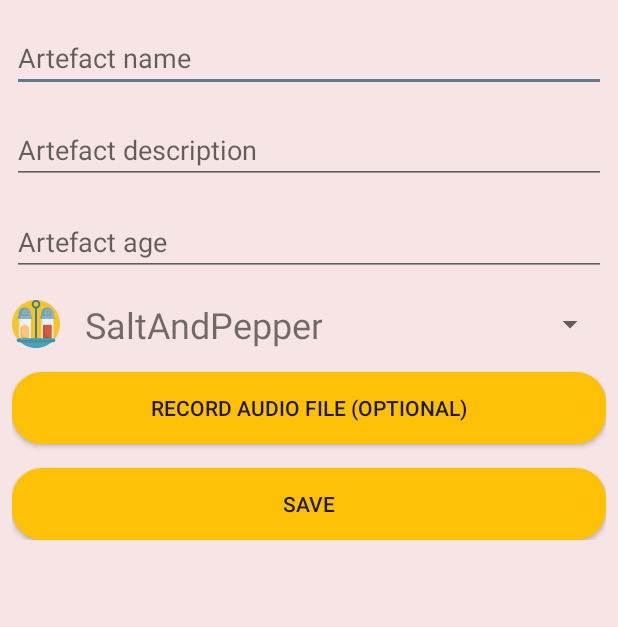
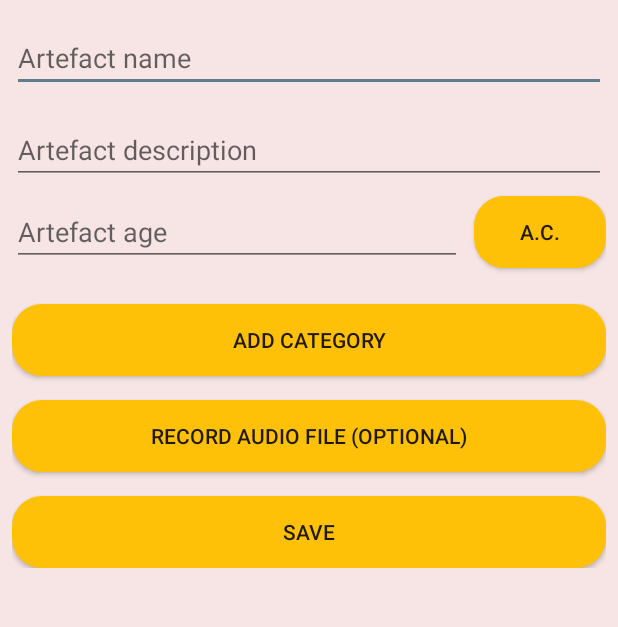
Before and after one commit to CivitasHaw/Civitas, an Android app: the NewArtefactFragment screen opened directly, with no data from a screen before it, in the side drawer, after a tap on "Artefacts", on a phone screen of 412 x 824 dp, the part 390-1017 px from its top. Run offline under Robolectric (Android 15) with nearby library versions, the phone set to English and light mode, and no system bars; libraries missing offline, so code that uses them is left out: com.backendless, com.backendless.async, com.backendless.exceptions, com.backendless.files, com.backendless.geo; 7 statements that could not run were skipped.

Commit message:
catch annoDomini property within newArtefactFragment

```diff
--- a/app/src/main/java/com/example/tim/romaniitedomum/artefact/NewArtefactFragment.java
+++ b/app/src/main/java/com/example/tim/romaniitedomum/artefact/NewArtefactFragment.java
@@ -42,6 +42,7 @@
 import com.example.tim.romaniitedomum.ApplicationClass;
 import com.example.tim.romaniitedomum.R;
 import com.example.tim.romaniitedomum.Util.ArtefactImageBitmap;
+import com.example.tim.romaniitedomum.Util.BcAc;
 import com.example.tim.romaniitedomum.Util.UserScreen;
 import com.example.tim.romaniitedomum.Util.Util;
 import com.example.tim.romaniitedomum.map.MapActivity;
@@ -81,7 +82,7 @@
 
     private ImageView ivNewArtefact;
     private EditText etNewArtefactName, etNewArtefactDescription, etNewArtefactDate;
-    private Button btnNewArtefactSave, btnAddCategory, btnAudio;
+    private Button btnNewArtefactSave, btnAddCategory, btnAudio, btnAnnoDomini;
     private ImageButton btnTakeFotoFromCamera, btnTakeFotoFromGallery;
 
     private LinearLayout audioLayout;
@@ -107,6 +108,7 @@
 
     private String imageFileName = "";
     private String audioFileName = "";
+    private BcAc annoDomini;
 
     private boolean isImageSelected = false;
 
@@ -131,6 +133,20 @@
             @Override
             public void onNothingSelected(AdapterView<?> parent) {
 
+            }
+        });
+
+        btnAnnoDomini.setOnClickListener(new View.OnClickListener() {
+            @Override
+            public void onClick(View v) {
+                if (annoDomini == BcAc.BEFORE_CHRIST) {
+                    annoDomini = BcAc.AFTER_CHRIST;
+                    btnAnnoDomini.setText("A.C.");
+                } else {
+                    annoDomini = BcAc.BEFORE_CHRIST;
+                    btnAnnoDomini.setText("B.C.");
+                }
+                Log.d(TAG, "onClick: anno domini: " + annoDomini);
             }
         });
 
@@ -293,6 +309,7 @@
             mArtefact.setArtefactName(artefactName);
             mArtefact.setArtefactDescription(artefactDescription);
             mArtefact.setArtefactAge(artefactDate);
+            mArtefact.setAnnoDomini(annoDomini.toString());
             mArtefact.setUserEmail(ApplicationClass.user.getEmail());
             mArtefact.setAuthorName(ApplicationClass.user.getProperty(getResources().getString(R.string.backendless_property_name)).toString());
             mArtefact.setOwnerId(ApplicationClass.user.getProperty(getResources().getString(R.string.backendless_property_ownerid)).toString());
@@ -601,6 +618,9 @@
         btnTakeFotoFromGallery = view.findViewById(R.id.button_new_artefact_image_from_gallery);
         btnAddCategory = view.findViewById(R.id.button_new_artefact_add_category);
         spinnerCategories = view.findViewById(R.id.spinner_new_artefact_category);
+        btnAnnoDomini = view.findViewById(R.id.button_new_artefact_anno_domini);
+        btnAnnoDomini.setText("B.C.");
+        annoDomini = BcAc.BEFORE_CHRIST;
 
         mCategoryList = populateCategoryList();
 
--- a/app/src/main/res/layout/fragment_new_artefact.xml
+++ b/app/src/main/res/layout/fragment_new_artefact.xml
@@ -93,13 +93,38 @@
                 android:layout_marginTop="16dp"
                 android:hint="@string/hint_new_artefact_description" />
 
-            <EditText
-                android:id="@+id/et_new_artefact_date"
+            <android.support.constraint.ConstraintLayout
                 android:layout_width="match_parent"
-                android:layout_height="wrap_content"
-                android:layout_marginTop="16dp"
-                android:hint="@string/hint_new_artefact_date"
-                android:inputType="number" />
+                android:layout_height="wrap_content">
+
+
+                <EditText
+                    android:id="@+id/et_new_artefact_date"
+                    android:layout_width="0dp"
+                    android:layout_height="wrap_content"
+                    android:layout_marginTop="8dp"
+                    android:layout_marginEnd="8dp"
+                    android:layout_marginBottom="8dp"
+                    android:hint="@string/hint_new_artefact_date"
+                    android:inputType="number"
+                    app:layout_constraintBottom_toBottomOf="parent"
+                    app:layout_constraintEnd_toStartOf="@+id/button_new_artefact_anno_domini"
+                    app:layout_constraintStart_toStartOf="parent"
+                    app:layout_constraintTop_toTopOf="parent" />
+
+                <Button
+                    android:id="@+id/button_new_artefact_anno_domini"
+                    android:background="@drawable/buttons"
+                    android:layout_width="wrap_content"
+                    android:layout_height="wrap_content"
+                    android:layout_marginTop="8dp"
+                    android:layout_marginBottom="8dp"
+                    app:layout_constraintBottom_toBottomOf="parent"
+                    app:layout_constraintEnd_toEndOf="parent"
+                    app:layout_constraintTop_toTopOf="parent" />
+
+            </android.support.constraint.ConstraintLayout>
+
 
             <Button
                 android:id="@+id/button_new_artefact_add_category"
```
